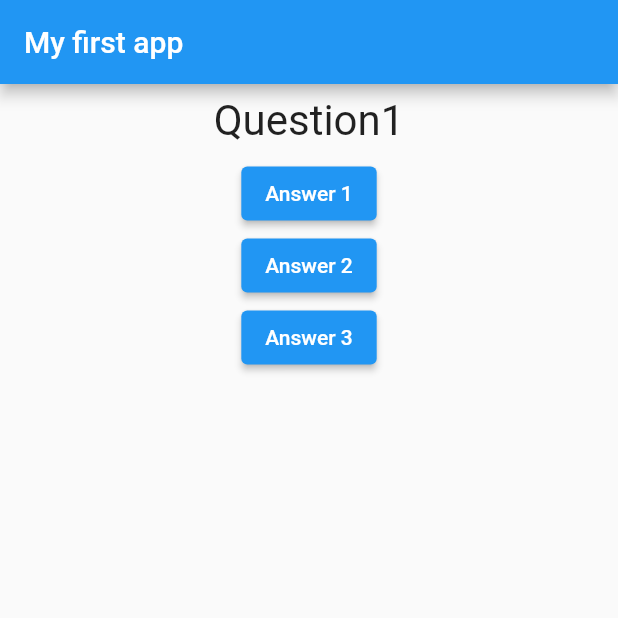
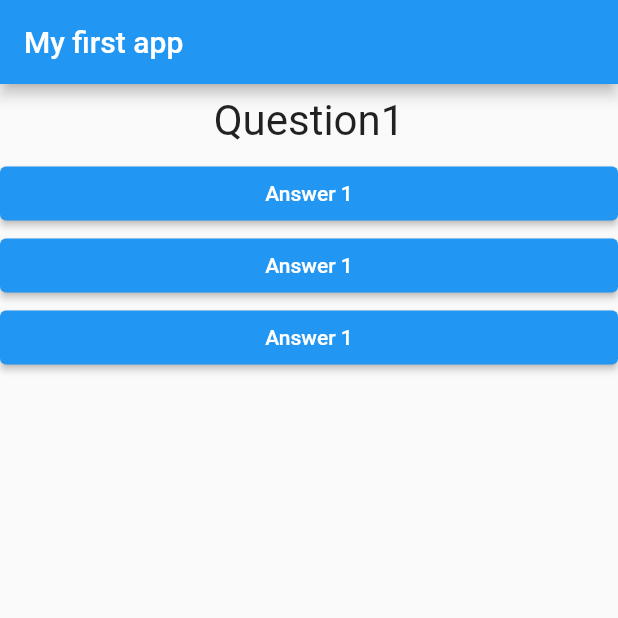
Before and after one commit to Damian9696/flutter_quiz_app, a Flutter app: the screen it shows after launch, on a phone screen of 412 x 824 dp, the top half of it. Run offline on Flutter 3.47's test engine with Material 2 defaults, Android fonts, the phone set to English and light mode, and no system bars.

Commit message:
Implemented custom widget;

```diff
--- a/lib/main.dart
+++ b/lib/main.dart
@@ -1,4 +1,5 @@
 import 'package:flutter/material.dart';
+import 'package:quiz_app/answer.dart';
 import 'package:quiz_app/question.dart';
 
 void main() => runApp(MyApp());
@@ -30,18 +31,9 @@ class _MyAppState extends State<MyApp> {
         body: Column(
           children: [
             Question(_questions[_questionIndex]),
-            ElevatedButton(
-              child: Text("Answer 1"),
-              onPressed: _answerQuestion,
-            ),
-            ElevatedButton(
-              child: Text("Answer 2"),
-              onPressed: _answerQuestion,
-            ),
-            ElevatedButton(
-              child: Text("Answer 3"),
-              onPressed: _answerQuestion,
-            )
+            Answer(_answerQuestion),
+            Answer(_answerQuestion),
+            Answer(_answerQuestion),
           ],
         ),
       ),
```
